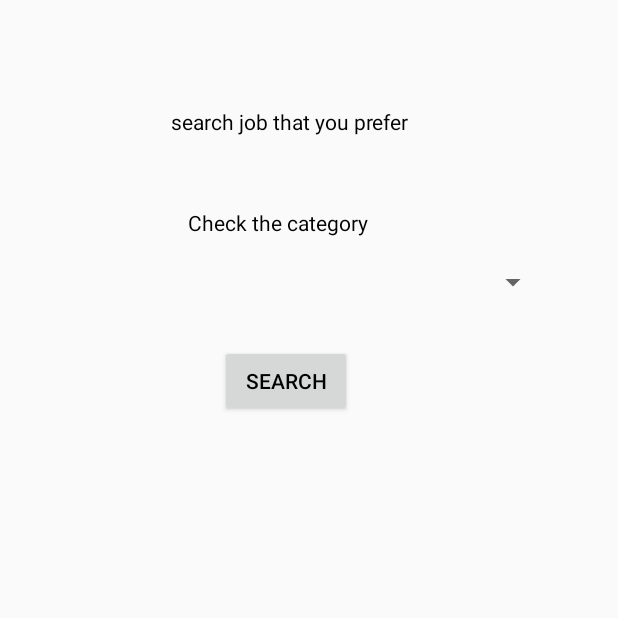
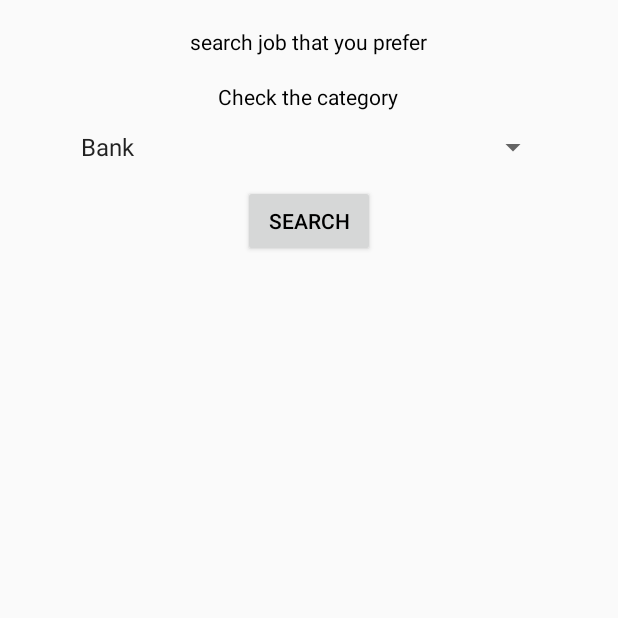
Before and after one commit to bloodrob/EERAGIJN, an Android app: the UserSearchCustomJob screen opened directly, with no data from a screen before it, on a phone screen of 412 x 824 dp, the top half of it. Run offline under Robolectric (Android 15) with nearby library versions, the phone set to English and light mode, and no system bars; our stand-ins replace Firebase (no records; nobody signed in at launch, a user with empty details on screens opened directly).

```diff
--- a/app/build.gradle
+++ b/app/build.gradle
@@ -78,4 +78,6 @@ jar{
 
 
 
+
+
 apply plugin: 'com.google.gms.google-services'
--- a/app/src/main/AndroidManifest.xml
+++ b/app/src/main/AndroidManifest.xml
@@ -56,7 +56,8 @@
         <activity android:name=".PopUpTermsAndCondition" />
         <activity android:name=".AdminPassWordReset" />
         <activity android:name=".UserChatting" />
-        <activity android:name=".UserSearchCustomJob"></activity>
+        <activity android:name=".UserSearchCustomJob" />
+        <activity android:name=".UserSearchCustomJobDetails"></activity>
     </application>
 
 </manifest>
--- a/app/src/main/java/com/dev/r19/eeragijn/UserSearchCustomJob.java
+++ b/app/src/main/java/com/dev/r19/eeragijn/UserSearchCustomJob.java
@@ -1,10 +1,27 @@
 package com.dev.r19.eeragijn;
 
+import android.app.ProgressDialog;
+import android.content.Context;
+import android.content.Intent;
+import android.net.ConnectivityManager;
+import android.net.NetworkInfo;
+import android.provider.Settings;
 import android.support.v7.app.AppCompatActivity;
 import android.os.Bundle;
+import android.view.View;
+import android.widget.AdapterView;
 import android.widget.ArrayAdapter;
 import android.widget.Button;
+import android.widget.ListView;
 import android.widget.Spinner;
+import android.widget.Toast;
+
+import com.google.firebase.database.DataSnapshot;
+import com.google.firebase.database.DatabaseError;
+import com.google.firebase.database.DatabaseReference;
+import com.google.firebase.database.FirebaseDatabase;
+import com.google.firebase.database.Query;
+import com.google.firebase.database.ValueEventListener;
 
 import java.util.ArrayList;
 import java.util.List;
@@ -13,10 +30,25 @@ public class UserSearchCustomJob extends AppCompatActivity {
 
     private Spinner searchByCategory;
     private Button submitCusSearch;
+    private ListView listOfItem;
+    // static variable for Listitem
+    static String categoryItem;
     //arraylist for category
     List<String> cusSerachCategoryList;
     //arrayadaptor of the list
     ArrayAdapter<String> getCusSearchCategoryList;
+    //array for search datalist
+    static List<String> catSearchList;
+    //arrayadaptor for search list
+    ArrayAdapter<String> getCatSearchList;
+    // for mobile network
+    private ConnectivityManager cman;
+    private NetworkInfo nInfo;
+    //progress
+    private ProgressDialog pd1;
+    //Firebase variable
+    private FirebaseDatabase database;
+    private DatabaseReference ref;
 
     @Override
     protected void onCreate(Bundle savedInstanceState) {
@@ -26,6 +58,7 @@ public class UserSearchCustomJob extends AppCompatActivity {
         // init of button
         searchByCategory = (Spinner)findViewById(R.id.category_search);
         submitCusSearch = (Button)findViewById(R.id.custom_search);
+        listOfItem = (ListView)findViewById(R.id.list_of_item);
 
         // init and assign of arraylist
         cusSerachCategoryList = new ArrayList<String>();
@@ -41,6 +74,113 @@ public class UserSearchCustomJob extends AppCompatActivity {
         cusSerachCategoryList.add("Private Company");
         cusSerachCategoryList.add("General Recruitment");
         cusSerachCategoryList.add("Insurance");
+        //get the item into arrayadaptor
+        getCusSearchCategoryList = new ArrayAdapter<String>(UserSearchCustomJob.this, android.R.layout.simple_spinner_item,cusSerachCategoryList);
+        getCusSearchCategoryList.setDropDownViewResource(R.layout.support_simple_spinner_dropdown_item);
+        searchByCategory.setAdapter(getCusSearchCategoryList);
+        //get the selected item
+        searchByCategory.setOnItemSelectedListener(new AdapterView.OnItemSelectedListener() {
+            @Override
+            public void onItemSelected(AdapterView<?> parent, View view, int position, long id) {
+                categoryItem = parent.getItemAtPosition(position).toString().trim();
+            }
+
+            @Override
+            public void onNothingSelected(AdapterView<?> parent) {
+                Toast.makeText(UserSearchCustomJob.this, "Select a category", Toast.LENGTH_LONG).show();
+            }
+        });
+        //firebase init
+        database = FirebaseDatabase.getInstance();
+        ref = database.getReference("UploadedJobDetails");
+
+        //init of arraylist for the searched item
+        catSearchList = new ArrayList<String>();
+
+        //butto submit method
+        submitCusSearch.setOnClickListener(new View.OnClickListener() {
+            @Override
+            public void onClick(View v) {
+            //submit search method declare
+                submitSearch();
+                //checking network connectivity
+                isOnline();
+            }
+        });
+    }
+    //submit method define
+    private void submitSearch() {
+        pd1 = new ProgressDialog(this);
+        pd1.setCanceledOnTouchOutside(false);
+        pd1 = ProgressDialog.show(this, "searching.." ,"please wait");
+        pd1.show();
+        //query to search data
+        final Query query = ref.orderByChild("JobSubject").equalTo(categoryItem);
+        query.addValueEventListener(new ValueEventListener() {
+            @Override
+            public void onDataChange(DataSnapshot dataSnapshot) {
+                if (dataSnapshot.hasChildren()) {
+                    for (DataSnapshot child : dataSnapshot.getChildren()) {
+                        UserSeachCustomJobModel res = child.getValue(UserSeachCustomJobModel.class);
+                        // dismissing the pd
+                        pd1.dismiss();
+                        //into the list
+                        catSearchList.add("job name :" + res.JobName +"\n" + "Last Date :" +res.LastDate +"\n\n\n");
+                        getCatSearchList = new ArrayAdapter<String>(getApplicationContext(), android.R.layout.simple_list_item_1, catSearchList);
+                        listOfItem.setAdapter(getCatSearchList);
+
+                        //select item to details view
+                       listOfItem.setOnItemClickListener(new AdapterView.OnItemClickListener() {
+                           @Override
+                           public void onItemClick(AdapterView<?> parent, View view, int position, long id) {
+                               Intent intent = new Intent(UserSearchCustomJob.this, UserSearchCustomJobDetails.class);
+                               UserSearchCustomJobDetails.selectedcategory = parent.getItemAtPosition(position).toString().trim();
+                               startActivity(intent);
+
+                           }
+                       });
+                    }
+                }
+                else {
+                    // for cancel pd
+                    pd1.cancel();
+                    if (pd1 == null && pd1.isShowing()) {
+                        pd1.dismiss();
+                    }
+                    //for empty view and place a message
+                    List<String> myMes = new ArrayList<String>();
+                    myMes.add("Sorry ... No job advertisement availble for the category");
+                    listOfItem.setEmptyView(findViewById(R.id.list_of_item));
+                    ArrayAdapter<String> getMyMes = new ArrayAdapter<String>(UserSearchCustomJob.this, android.R.layout.simple_list_item_1, myMes);
+                    listOfItem.setAdapter(getMyMes);
+                    Toast.makeText(UserSearchCustomJob.this, "Sorry..No job Ad found", Toast.LENGTH_LONG).show();
+                    return;
+                }
+            }
+
+            @Override
+            public void onCancelled(DatabaseError databaseError) {
+
+            }
+        });
+
+    }
+    //isOnline method declare
+    private void isOnline() {
+        cman = (ConnectivityManager)getSystemService(Context.CONNECTIVITY_SERVICE);
+        nInfo = cman.getActiveNetworkInfo();
+        if (nInfo != null && nInfo.isConnected()) {
+            Toast.makeText(this, "You Online", Toast.LENGTH_SHORT).show();
+        }
+        else{
+            Toast.makeText(this, "No Internet Connection, Please Check Your Network Connection", Toast.LENGTH_SHORT).show();
+            // intent to Device Network setting
+            Intent intent = new Intent(Settings.ACTION_SETTINGS);
+            //intent.sett
+            // intent.setClassName("com.android.phone","com.android.phone.NetworkSetting");
+            startActivity(intent);
+            return;
+        }
 
     }
 }
--- a/app/src/main/res/layout/activity_user_search_custom_job.xml
+++ b/app/src/main/res/layout/activity_user_search_custom_job.xml
@@ -10,41 +10,46 @@
         android:id="@+id/textView59"
         android:layout_width="wrap_content"
         android:layout_height="wrap_content"
-        android:layout_alignParentStart="true"
+        android:textColor="#000000"
+        android:layout_marginTop="18dp"
+        android:text="search job that you prefer"
         android:layout_alignParentTop="true"
-        android:layout_marginStart="114dp"
-        android:textColor="#000000"
-        android:layout_marginTop="71dp"
-        android:text="search job that you prefer" />
+        android:layout_centerHorizontal="true" />
 
     <TextView
         android:id="@+id/textView60"
         android:layout_width="wrap_content"
         android:layout_height="wrap_content"
-        android:layout_alignStart="@+id/textView59"
+        android:layout_marginTop="17dp"
+        android:textColor="#000000"
+        android:text="Check the category"
         android:layout_below="@+id/textView59"
-        android:layout_marginStart="11dp"
-        android:layout_marginTop="48dp"
-        android:textColor="#000000"
-        android:text="Check the category" />
+        android:layout_centerHorizontal="true" />
 
     <Spinner
         android:id="@+id/category_search"
         android:layout_width="320dp"
         android:layout_height="wrap_content"
-        android:layout_marginTop="18dp"
+        android:layout_marginTop="12dp"
+        android:textColor="#000000"
         android:layout_below="@+id/textView60"
-        android:textColor="#000000"
         android:layout_centerHorizontal="true" />
 
     <Button
         android:id="@+id/custom_search"
         android:layout_width="wrap_content"
         android:layout_height="wrap_content"
-        android:layout_alignStart="@+id/textView60"
+        android:layout_marginTop="13dp"
+        android:textColor="#000000"
+        android:text="Search"
         android:layout_below="@+id/category_search"
-        android:layout_marginStart="21dp"
-        android:layout_marginTop="30dp"
-        android:textColor="#000000"
-        android:text="Search" />
+        android:layout_centerHorizontal="true" />
+
+    <ListView
+        android:id="@+id/list_of_item"
+        android:layout_width="match_parent"
+        android:layout_height="match_parent"
+        android:layout_below="@+id/custom_search"
+        android:layout_centerHorizontal="true"
+        android:layout_marginTop="25dp" />
 </RelativeLayout>
```
Also changed, not shown: app/src/main/java/com/dev/r19/eeragijn/UserSeachCustomJobModel.java (added, +20 -0 lines), app/src/main/java/com/dev/r19/eeragijn/UserSearchCustomJobDetails.java (added, +14 -0 lines), app/src/main/res/layout/activity_user_search_custom_job_details.xml (added, +9 -0 lines).
